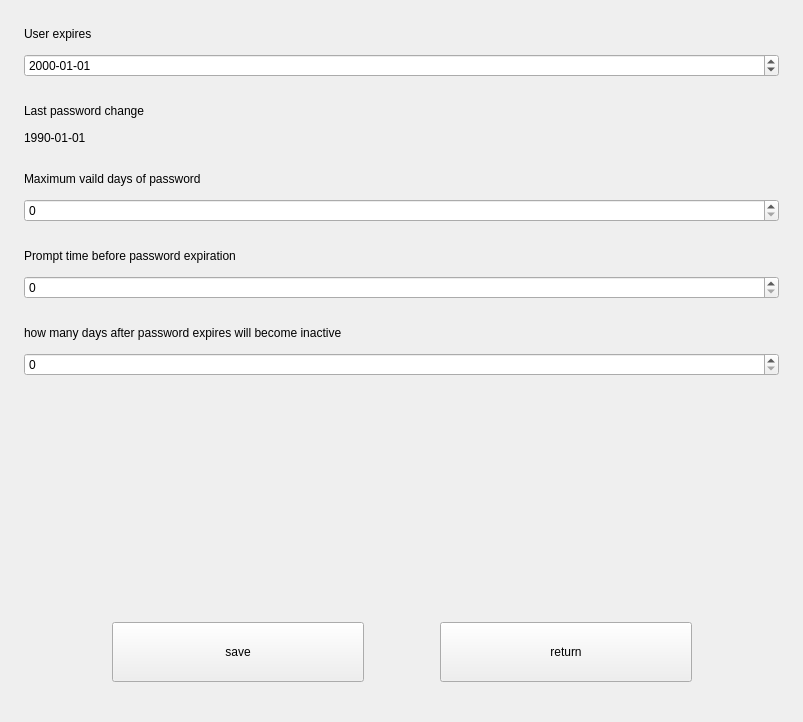
The window that plugins/account/src/pages/passwd-expiration-policy/password-expiration-policy-page.ui (openeuler-mirror/kiran-control-panel) describes before a commit, drawn with Qt 5.
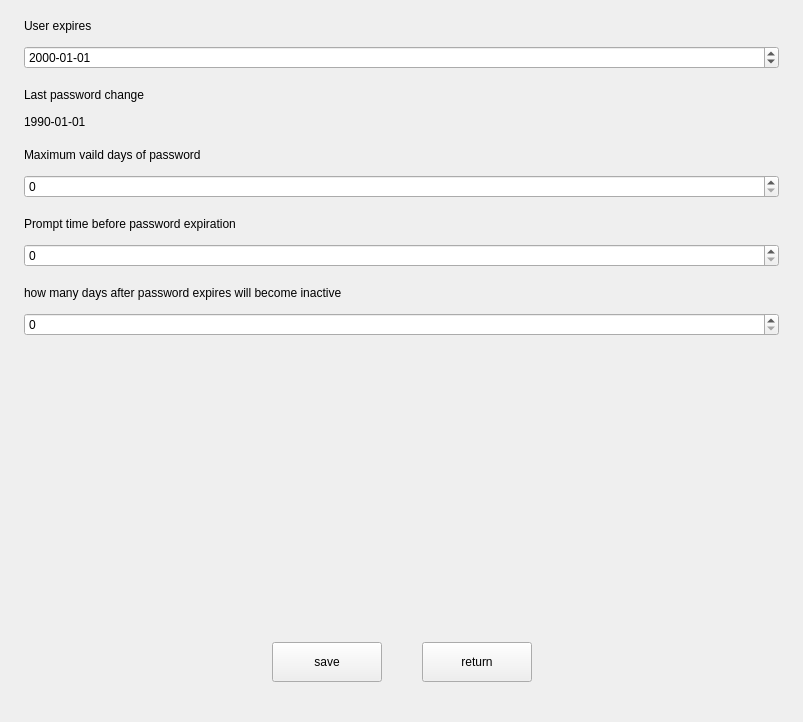
The same window after the commit.

The edit to the form file:
```diff
--- a/plugins/account/src/pages/passwd-expiration-policy/password-expiration-policy-page.ui
+++ b/plugins/account/src/pages/passwd-expiration-policy/password-expiration-policy-page.ui
@@ -32,7 +32,7 @@
    <item>
     <layout class="QHBoxLayout" name="layout_labelUserExpires">
      <property name="topMargin">
-      <number>24</number>
+      <number>16</number>
      </property>
      <property name="bottomMargin">
       <number>10</number>
@@ -73,7 +73,7 @@
    <item>
     <layout class="QHBoxLayout" name="horizontalLayout_3">
      <property name="topMargin">
-      <number>24</number>
+      <number>16</number>
      </property>
      <property name="bottomMargin">
       <number>10</number>
@@ -114,7 +114,7 @@
    <item>
     <layout class="QHBoxLayout" name="layout_PwdMaximumVaildDays">
      <property name="topMargin">
-      <number>24</number>
+      <number>16</number>
      </property>
      <property name="bottomMargin">
       <number>10</number>
@@ -151,7 +151,7 @@
    <item>
     <layout class="QHBoxLayout" name="layout_passwdExpirationPromptTime">
      <property name="topMargin">
-      <number>24</number>
+      <number>16</number>
      </property>
      <property name="bottomMargin">
       <number>10</number>
@@ -188,7 +188,7 @@
    <item>
     <layout class="QHBoxLayout" name="layout_passwdInactive">
      <property name="topMargin">
-      <number>24</number>
+      <number>16</number>
      </property>
      <property name="bottomMargin">
       <number>10</number>
@@ -237,6 +237,9 @@
    </item>
    <item>
     <layout class="QHBoxLayout" name="horizontalLayout_11">
+     <property name="spacing">
+      <number>0</number>
+     </property>
      <property name="bottomMargin">
       <number>40</number>
      </property>
@@ -263,14 +266,14 @@
        </property>
        <property name="minimumSize">
         <size>
-         <width>252</width>
-         <height>60</height>
+         <width>110</width>
+         <height>40</height>
         </size>
        </property>
        <property name="maximumSize">
         <size>
-         <width>252</width>
-         <height>60</height>
+         <width>110</width>
+         <height>40</height>
         </size>
        </property>
        <property name="text">
@@ -288,7 +291,7 @@
        </property>
        <property name="sizeHint" stdset="0">
         <size>
-         <width>76</width>
+         <width>40</width>
          <height>20</height>
         </size>
        </property>
@@ -304,14 +307,14 @@
        </property>
        <property name="minimumSize">
         <size>
-         <width>252</width>
-         <height>60</height>
+         <width>110</width>
+         <height>40</height>
         </size>
        </property>
        <property name="maximumSize">
         <size>
-         <width>252</width>
-         <height>60</height>
+         <width>110</width>
+         <height>40</height>
         </size>
        </property>
        <property name="text">
```
